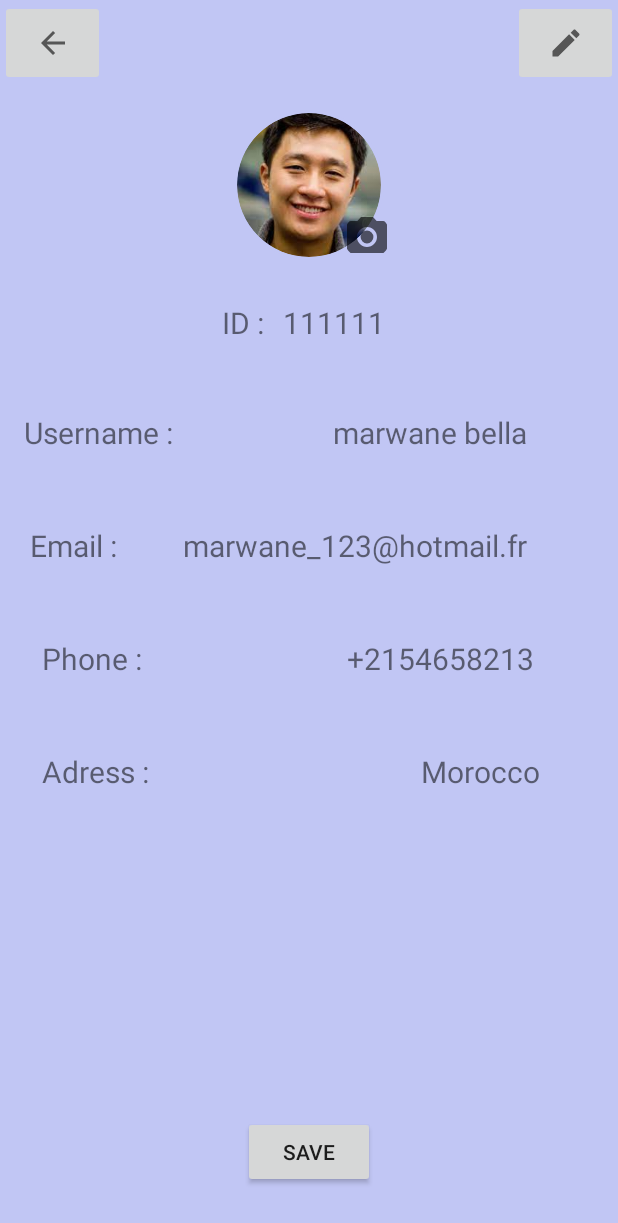
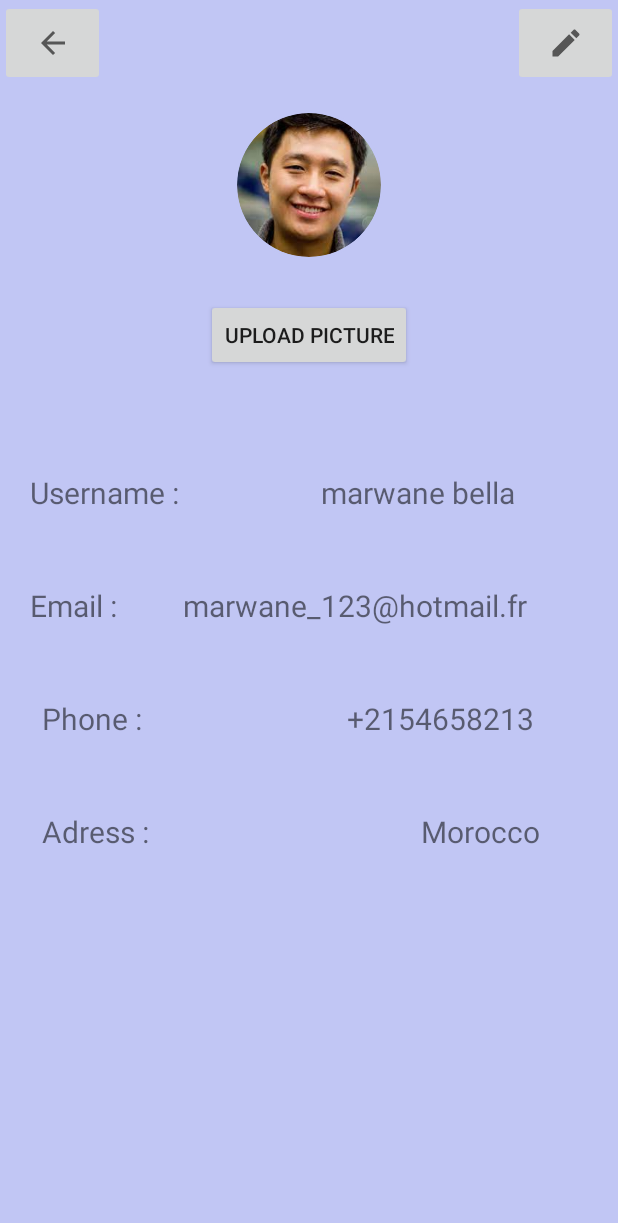
Before and after one commit to MarwaneBella/Serve-App, an Android app: the Profile screen opened directly, with no data from a screen before it, on a phone screen of 412 x 824 dp. Shown: the top 1223 px of the screen. Run offline under Robolectric (Android 15) with nearby library versions, the phone set to English and light mode, and no system bars; our stand-ins replace CircleImageView, Firebase (no records; nobody signed in at launch, a user with empty details on screens opened directly); libraries missing offline, so code that uses them is left out: com.karumi.dexter.

Commit message:
upload update

```diff
--- a/app/build.gradle
+++ b/app/build.gradle
@@ -38,6 +38,12 @@ dependencies {
     implementation 'androidx.legacy:legacy-support-v4:1.0.0'
     implementation 'com.google.firebase:firebase-auth:19.2.0'
     implementation 'com.google.firebase:firebase-database:20.0.3'
+    implementation 'com.google.firebase:firebase-storage:20.0.0'
+    implementation 'com.squareup.picasso:picasso:2.71828'
+    implementation 'com.theartofdev.edmodo:android-image-cropper:2.8.+'
+    implementation 'com.github.bumptech.glide:compiler:4.12.0'
+    implementation 'com.github.bumptech.glide:glide:4.12.0'
+    implementation 'com.karumi:dexter:6.2.3'
     testImplementation 'junit:junit:4.+'
     androidTestImplementation 'androidx.test.ext:junit:1.1.3'
     androidTestImplementation 'androidx.test.espresso:espresso-core:3.4.0'
--- a/app/src/main/java/com/example/services/AddServiceFragment.java
+++ b/app/src/main/java/com/example/services/AddServiceFragment.java
@@ -26,6 +26,7 @@ import com.google.android.gms.tasks.OnCompleteListener;
 import com.google.android.gms.tasks.Task;
 import com.google.android.material.textfield.TextInputLayout;
 import com.google.firebase.auth.FirebaseAuth;
+import com.google.firebase.database.DatabaseReference;
 import com.google.firebase.database.FirebaseDatabase;
 
 import java.util.Calendar;
@@ -138,8 +139,9 @@ public class AddServiceFragment extends Fragment {
             }
 
             Service service = new Service(category,titleService,location,price,description,phone);
-            FirebaseDatabase.getInstance().getReference("Services")
-                    .child(FirebaseAuth.getInstance().getCurrentUser().getUid())
+
+            DatabaseReference servicesRef = FirebaseDatabase.getInstance().getReference("Services");
+                    servicesRef.child(FirebaseAuth.getInstance().getCurrentUser().getUid()).child(servicesRef.push().getKey())
                     .setValue(service).addOnCompleteListener(new OnCompleteListener<Void>() {
                 @Override
                 public void onComplete(@NonNull Task<Void> task) {
--- a/app/src/main/java/com/example/services/Profile.java
+++ b/app/src/main/java/com/example/services/Profile.java
@@ -1,29 +1,207 @@
 package com.example.services;
 
+import androidx.annotation.NonNull;
+import androidx.annotation.Nullable;
 import androidx.appcompat.app.AppCompatActivity;
 
+import android.Manifest;
+import android.app.ProgressDialog;
 import android.content.Intent;
+import android.graphics.Bitmap;
+import android.graphics.BitmapFactory;
+import android.net.Uri;
 import android.os.Bundle;
-import android.widget.ImageButton;
+import android.view.View;
+import android.widget.Button;
+import android.widget.EditText;
+import android.widget.Toast;
+
+import com.bumptech.glide.Glide;
+import com.google.android.gms.tasks.OnCompleteListener;
+import com.google.android.gms.tasks.OnFailureListener;
+import com.google.android.gms.tasks.OnSuccessListener;
+import com.google.android.gms.tasks.Task;
+import com.google.firebase.auth.FirebaseAuth;
+import com.google.firebase.auth.FirebaseUser;
+import com.google.firebase.database.DataSnapshot;
+import com.google.firebase.database.DatabaseError;
+import com.google.firebase.database.DatabaseReference;
+import com.google.firebase.database.FirebaseDatabase;
+import com.google.firebase.database.ValueEventListener;
+import com.google.firebase.storage.FirebaseStorage;
+import com.google.firebase.storage.OnProgressListener;
+import com.google.firebase.storage.StorageReference;
+import com.google.firebase.storage.UploadTask;
+import com.karumi.dexter.Dexter;
+import com.karumi.dexter.PermissionToken;
+import com.karumi.dexter.listener.PermissionDeniedResponse;
+import com.karumi.dexter.listener.PermissionGrantedResponse;
+import com.karumi.dexter.listener.PermissionRequest;
+import com.karumi.dexter.listener.single.PermissionListener;
+
+import java.io.InputStream;
+import java.util.HashMap;
+import java.util.Map;
+
+import de.hdodenhof.circleimageview.CircleImageView;
 
 public class Profile extends AppCompatActivity {
+    CircleImageView uimage;
+    EditText uname;
+    Button btnupdate;
+
+    DatabaseReference dbreference;
+    StorageReference storageReference;
+
+    Uri filepath;
+    Bitmap bitmap;
+    String UserID="";
+    boolean check ;
 
 
     @Override
     protected void onCreate(Bundle savedInstanceState) {
         super.onCreate(savedInstanceState);
         setContentView(R.layout.activity_profile);
-        ImageButton imageButton = findViewById(R.id.imageButton);
-        Intent intentt = getIntent();
+        check =true;
+        uimage = findViewById(R.id.imgProfile);
 
-        imageButton.setOnClickListener(v -> {
+        btnupdate = findViewById(R.id.uploadBtn);
+        FirebaseUser user= FirebaseAuth.getInstance().getCurrentUser();
+        UserID=user.getUid();
 
-            Intent intent = new Intent(Profile.this, MainActivity.class);
-            intent.putExtra("id",intentt.getStringExtra("id"));
+        dbreference=FirebaseDatabase.getInstance().getReference().child("Users");
+        storageReference=FirebaseStorage.getInstance().getReference();
 
-            Profile.this.startActivity(intent);
+        uimage.setOnClickListener(new View.OnClickListener() {
+            @Override
+            public void onClick(View view) {
+
+                Dexter.withContext(getApplicationContext())
+                        .withPermission(Manifest.permission.READ_EXTERNAL_STORAGE)
+                        .withListener(new PermissionListener() {
+                            @Override
+                            public void onPermissionGranted(PermissionGrantedResponse permissionGrantedResponse) {
+                                Intent intent=new Intent();
+                                intent.setType("image/*");
+                                intent.setAction(Intent.ACTION_GET_CONTENT);
+                                startActivityForResult(Intent.createChooser(intent,"Please Select File"),101);
+                            }
+
+                            @Override
+                            public void onPermissionDenied(PermissionDeniedResponse permissionDeniedResponse) {
+
+                            }
+
+                            @Override
+                            public void onPermissionRationaleShouldBeShown(PermissionRequest permissionRequest, PermissionToken permissionToken) {
+                                permissionToken.continuePermissionRequest();
+                            }
+                        }).check();
+
+            }
+        });
+
+        btnupdate.setOnClickListener(new View.OnClickListener() {
+            @Override
+            public void onClick(View view) {
+                updatetofirebase();
+            }
         });
 
 
     }
+
+    @Override
+    protected void onActivityResult(int requestCode, int resultCode, @Nullable Intent data) {
+        super.onActivityResult(requestCode, resultCode, data);
+        if(requestCode==101 && resultCode==RESULT_OK)
+        {
+            filepath=data.getData();
+            try {
+                InputStream inputStream=getContentResolver().openInputStream(filepath);
+                bitmap= BitmapFactory.decodeStream(inputStream);
+                uimage.setImageBitmap(bitmap);
+                check = false;
+            }catch (Exception ex)
+            {
+                Toast.makeText(getApplicationContext(),ex.getMessage(),Toast.LENGTH_LONG).show();
+            }
+        }
+    }
+
+
+    public void updatetofirebase() {
+        final ProgressDialog pd=new ProgressDialog(this);
+        pd.setTitle("File Uploader");
+        pd.show();
+
+        final StorageReference uploader=storageReference.child("profileimages/"+"img"+System.currentTimeMillis());
+
+        uploader.putFile(filepath).addOnSuccessListener(new OnSuccessListener<UploadTask.TaskSnapshot>() {
+                    @Override
+                    public void onSuccess(UploadTask.TaskSnapshot taskSnapshot) {
+                        uploader.getDownloadUrl().addOnSuccessListener(new OnSuccessListener<Uri>() {
+                            @Override
+                            public void onSuccess(Uri uri) {
+                                final Map<String,Object> map=new HashMap<>();
+                                map.put("uimage",uri.toString());
+
+                                dbreference.child(UserID).addListenerForSingleValueEvent(new ValueEventListener() {
+                                    @Override
+                                    public void onDataChange(@NonNull DataSnapshot snapshot) {
+                                        if(snapshot.exists()) {
+                                            if(snapshot.hasChild("uimage")){
+                                                FirebaseStorage.getInstance().getReferenceFromUrl(snapshot.child("uimage").getValue().toString()).delete();
+                                                Toast.makeText(Profile.this, "1", Toast.LENGTH_SHORT).show();
+                                            }
+                                            dbreference.child(UserID).updateChildren(map);
+                                        }
+                                    }
+                                    @Override
+                                    public void onCancelled(@NonNull DatabaseError error) {
+                                    }
+                                });
+
+                                pd.dismiss();
+                                Toast.makeText(getApplicationContext(),"Updated Successfully",Toast.LENGTH_LONG).show();
+                            }
+                        });
+                    }
+                })
+                .addOnProgressListener(new OnProgressListener<UploadTask.TaskSnapshot>() {
+                    @Override
+                    public void onProgress(@NonNull UploadTask.TaskSnapshot snapshot) {
+                        float percent=(100*snapshot.getBytesTransferred())/snapshot.getTotalByteCount();
+                        pd.setMessage("Uploaded :"+(int)percent+"%");
+                    }
+                });
+
+    }
+
+
+    @Override
+    protected void onStart() {
+        super.onStart();
+        if(check){
+            FirebaseUser user = FirebaseAuth.getInstance().getCurrentUser();
+            UserID=user.getUid();
+            dbreference.child(UserID).addListenerForSingleValueEvent(new ValueEventListener() {
+                @Override
+                public void onDataChange(@NonNull DataSnapshot snapshot) {
+                    if(snapshot.exists()) {
+                        if(snapshot.hasChild("uimage")) {
+                            Toast.makeText(Profile.this, "2", Toast.LENGTH_SHORT).show();
+                            Glide.with(getApplicationContext()).load(snapshot.child("uimage").getValue().toString()).into(uimage);
+                        }
+                    }
+                }
+
+                @Override
+                public void onCancelled(@NonNull DatabaseError error) {
+                }
+            });
+        }
+
+    }
 }
--- a/app/src/main/java/com/example/services/ServiceInfos.java
+++ b/app/src/main/java/com/example/services/ServiceInfos.java
@@ -19,6 +19,7 @@ public class ServiceInfos extends AppCompatActivity {
             intent.putExtra("id",1+"");
             ServiceInfos.this.startActivity(intent);
         });
+
     }
 
 }
--- a/app/src/main/res/layout/activity_profile.xml
+++ b/app/src/main/res/layout/activity_profile.xml
@@ -55,64 +55,40 @@
             app:layout_constraintStart_toStartOf="parent"
             app:layout_constraintTop_toTopOf="parent" />
 
-        <de.hdodenhof.circleimageview.CircleImageView
-            android:id="@+id/editImg"
-            android:layout_width="32dp"
-            android:layout_height="31dp"
-            android:layout_gravity="right"
-            android:src="@drawable/ic_camera"
-            app:barrierMargin="10dp"
-            app:civ_circle_background_color="#0099FF"
-            app:layout_constraintBottom_toBottomOf="@+id/imgProfile"
-            app:layout_constraintEnd_toEndOf="@+id/imgProfile" />
-
-        <TextView
-            android:id="@+id/textView2"
-            android:layout_width="wrap_content"
-            android:layout_height="27dp"
-            android:layout_marginStart="8dp"
-            android:layout_marginTop="28dp"
-            android:text="111111"
-            android:textSize="20sp"
-            app:layout_constraintStart_toEndOf="@+id/textView"
-            app:layout_constraintTop_toBottomOf="@+id/imgProfile" />
-
-        <TextView
-            android:id="@+id/textView"
+        <android.widget.Button
+            android:id="@+id/uploadBtn"
             android:layout_width="wrap_content"
             android:layout_height="wrap_content"
-            android:layout_marginStart="148dp"
-            android:layout_marginTop="28dp"
-            android:text="ID : "
-            android:textSize="20sp"
+            android:text="Upload picture"
+            app:layout_constraintBottom_toBottomOf="parent"
+            app:layout_constraintEnd_toEndOf="parent"
             app:layout_constraintStart_toStartOf="parent"
-            app:layout_constraintTop_toBottomOf="@+id/imgProfile" />
+            app:layout_constraintTop_toBottomOf="@+id/imgProfile"
+            app:layout_constraintVertical_bias="0.043" />
 
         <TextView
             android:id="@+id/textView6"
             android:layout_width="wrap_content"
             android:layout_height="wrap_content"
-            android:layout_marginTop="40dp"
-            android:layout_marginEnd="60dp"
+            android:layout_marginEnd="68dp"
             android:text="marwane bella"
             android:textSize="20sp"
             app:layout_constraintBottom_toBottomOf="parent"
             app:layout_constraintEnd_toEndOf="parent"
-            app:layout_constraintTop_toBottomOf="@+id/textView"
-            app:layout_constraintVertical_bias="0.011" />
+            app:layout_constraintTop_toBottomOf="@+id/uploadBtn"
+            app:layout_constraintVertical_bias="0.123" />
 
         <TextView
             android:id="@+id/textView4"
             android:layout_width="wrap_content"
             android:layout_height="wrap_content"
-            android:layout_marginStart="16dp"
-            android:layout_marginTop="40dp"
+            android:layout_marginStart="20dp"
             android:text="Username :"
             android:textSize="20sp"
             app:layout_constraintBottom_toBottomOf="parent"
             app:layout_constraintStart_toStartOf="parent"
-            app:layout_constraintTop_toBottomOf="@+id/textView"
-            app:layout_constraintVertical_bias="0.011" />
+            app:layout_constraintTop_toBottomOf="@+id/uploadBtn"
+            app:layout_constraintVertical_bias="0.123" />
 
         <TextView
             android:id="@+id/textView8"
@@ -136,15 +112,7 @@
             app:layout_constraintStart_toStartOf="parent"
             app:layout_constraintTop_toBottomOf="@+id/textView6" />
 
-        <android.widget.Button
-            android:id="@+id/button"
-            android:layout_width="wrap_content"
-            android:layout_height="wrap_content"
-            android:layout_marginBottom="32dp"
-            android:text="Save"
-            app:layout_constraintBottom_toBottomOf="parent"
-            app:layout_constraintEnd_toEndOf="parent"
-            app:layout_constraintStart_toStartOf="parent" />
+
 
         <TextView
             android:id="@+id/textView9"
```
Also changed, not shown: app/src/main/AndroidManifest.xml (+8 -1 lines), app/src/main/java/com/example/services/EditListFragment.java (+25 -22 lines), app/src/main/java/com/example/services/ListBaseAdapter.java (+12 -10 lines), app/src/main/java/com/example/services/ListViewFragment.java (+0 -12 lines), app/src/main/java/com/example/services/Service.java (+48 -1 lines), app/src/main/java/com/example/services/Test.java (added, +68 -0 lines), app/src/main/res/layout/activity_test.xml (added, +42 -0 lines).
